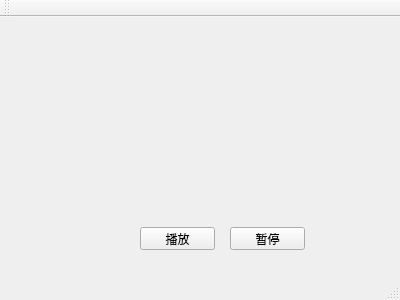
ChaoXs08201991/QtAppProject, file mainwindow.ui: the form before one commit.
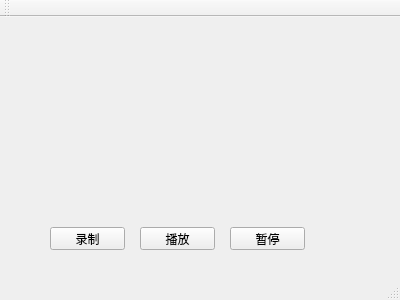
The form after the commit.

```diff
--- a/mainwindow.ui
+++ b/mainwindow.ui
@@ -50,6 +50,19 @@
      <string>暂停</string>
     </property>
    </widget>
+   <widget class="QPushButton" name="recordPushButton">
+    <property name="geometry">
+     <rect>
+      <x>50</x>
+      <y>210</y>
+      <width>75</width>
+      <height>23</height>
+     </rect>
+    </property>
+    <property name="text">
+     <string>录制</string>
+    </property>
+   </widget>
   </widget>
   <widget class="QMenuBar" name="menuBar">
    <property name="geometry">
```
